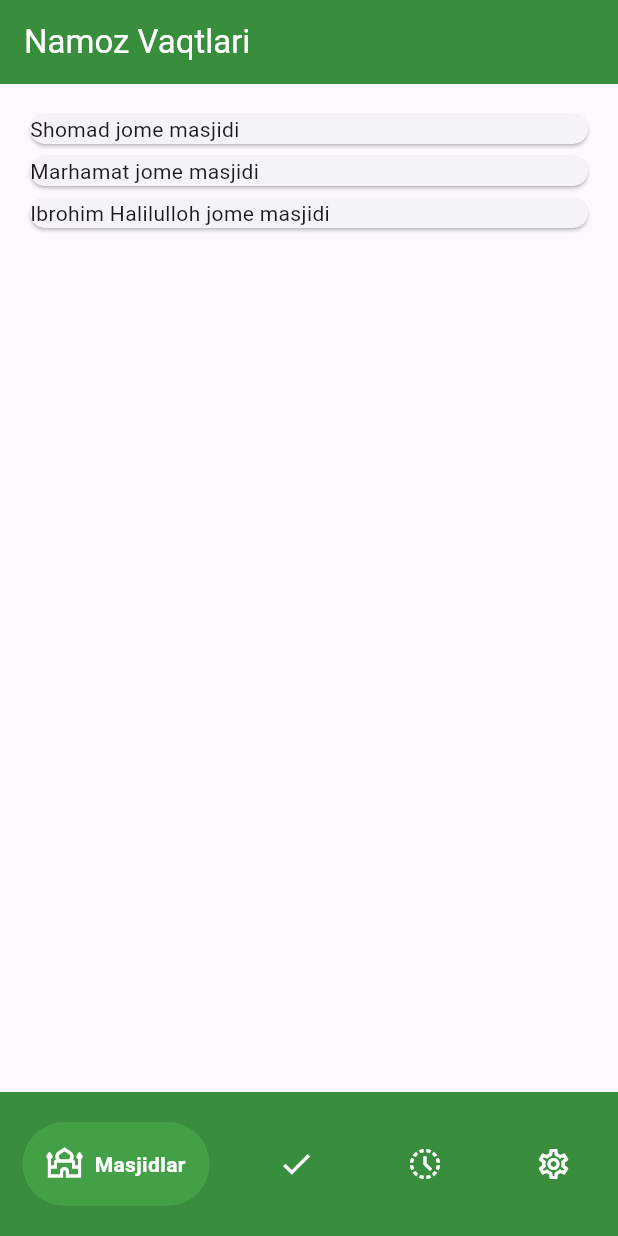
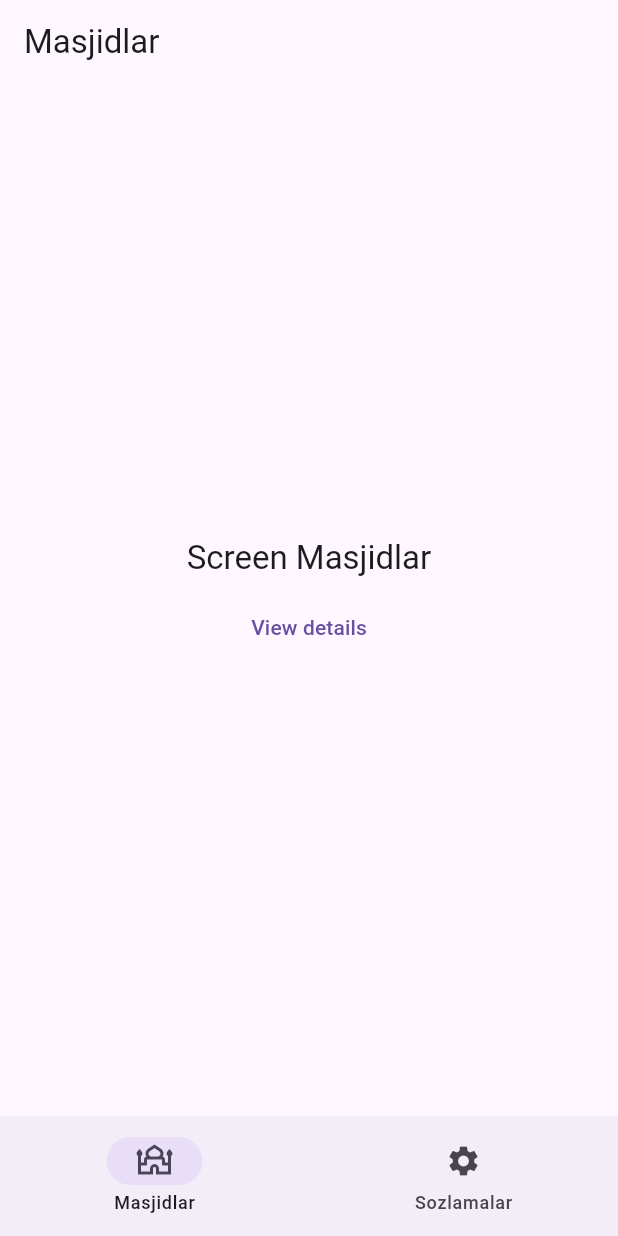
Before and after one commit to otabekinha/prayer_time_app, a Flutter app: the screen it shows after launch, on a phone screen of 412 x 824 dp. Run offline on Flutter 3.47's test engine with Material 3 defaults, Android fonts, the phone set to English and light mode, and no system bars; drawn by our look-alikes of google_nav_bar; our stand-ins replace go_router.

Commit message:
bottom navigation bar

```diff
--- a/lib/main.dart
+++ b/lib/main.dart
@@ -1,5 +1,5 @@
 import 'package:flutter/material.dart';
-import 'package:prayer_time_app/pages/home_page.dart';
+import 'package:prayer_time_app/routing/app_router.dart';
 
 void main() {
   runApp(const MyApp());
@@ -10,9 +10,9 @@ class MyApp extends StatelessWidget {
 
   @override
   Widget build(BuildContext context) {
-    return MaterialApp(
+    return MaterialApp.router(
+      routerConfig: goRouter,
       debugShowCheckedModeBanner: false,
-      home: HomePage(),
     );
   }
 }
--- a/lib/masjid_card.dart
+++ /dev/null
@@ -1,18 +0,0 @@
-import 'package:flutter/material.dart';
-
-class MasjidCard extends StatelessWidget {
-  const MasjidCard(this.masjid, {super.key});
-
-  final String masjid;
-
-  @override
-  Widget build(BuildContext context) {
-    return Card(
-      child: Row(
-        children: [
-          Text(masjid),
-        ],
-      ),
-    );
-  }
-}
--- a/lib/pages/home_page.dart
+++ /dev/null
@@ -1,72 +0,0 @@
-import 'package:flutter/material.dart';
-import 'package:google_nav_bar/google_nav_bar.dart';
-import 'package:prayer_time_app/masjid_card.dart';
-
-class HomePage extends StatefulWidget {
-  const HomePage({super.key});
-
-  @override
-  State<HomePage> createState() => _HomePageState();
-}
-
-class _HomePageState extends State<HomePage> {
-  List masjids = [
-    'Shomad jome masjidi',
-    'Marhamat jome masjidi',
-    'Ibrohim Halilulloh jome masjidi',
-  ];
-  @override
-  Widget build(BuildContext context) {
-    return Scaffold(
-      appBar: AppBar(
-        backgroundColor: Colors.green.shade700,
-        foregroundColor: Colors.white,
-        elevation: 0,
-        title: const Text('Namoz Vaqtlari'),
-      ),
-      bottomNavigationBar: Container(
-        color: Colors.green.shade700,
-        child: Padding(
-          padding: const EdgeInsets.symmetric(horizontal: 15.0, vertical: 20),
-          child: GNav(
-            backgroundColor: Colors.green.shade700,
-            color: Colors.white,
-            activeColor: Colors.white,
-            tabBackgroundColor: Colors.green.shade600,
-            gap: 8,
-            padding: const EdgeInsets.all(16),
-            tabs: const [
-              GButton(
-                icon: Icons.mosque_outlined,
-                text: 'Masjidlar',
-              ),
-              GButton(
-                icon: Icons.check,
-                text: 'Xozir',
-              ),
-              GButton(
-                icon: Icons.history_toggle_off,
-                text: 'Namoz',
-              ),
-              GButton(
-                icon: Icons.settings_outlined,
-                text: 'Sozlamalar',
-              ),
-            ],
-          ),
-        ),
-      ),
-      body: Container(
-        padding: const EdgeInsets.all(16),
-        child: ListView.builder(
-          itemCount: masjids.length,
-          itemBuilder: (_, index) {
-            return MasjidCard(
-              masjids[index],
-            );
-          },
-        ),
-      ),
-    );
-  }
-}
--- /dev/null
+++ b/lib/routing/app_router.dart
@@ -0,0 +1,63 @@
+import 'package:flutter/material.dart';
+import 'package:go_router/go_router.dart';
+import 'package:prayer_time_app/routing/scaffold_with_navigation.dart';
+import 'package:prayer_time_app/screens/details_screen.dart';
+import 'package:prayer_time_app/screens/home_screen.dart';
+
+// Private navigators
+final _rootNavigatorKey = GlobalKey<NavigatorState>();
+final _shellNavigatorAKey = GlobalKey<NavigatorState>(debugLabel: 'shellA');
+final _shellNavigatorBKey = GlobalKey<NavigatorState>(debugLabel: 'shellB');
+
+final goRouter = GoRouter(
+  initialLocation: '/a',
+  navigatorKey: _rootNavigatorKey,
+  debugLogDiagnostics: true,
+  routes: [
+    StatefulShellRoute.indexedStack(
+      builder: (context, state, navigationShell) {
+        return ScaffoldWithNestedNavigation(navigationShell: navigationShell);
+      },
+      branches: [
+        StatefulShellBranch(
+          navigatorKey: _shellNavigatorAKey,
+          routes: [
+            GoRoute(
+              path: '/a',
+              pageBuilder: (context, state) => const NoTransitionPage(
+                child:
+                    HomeScreen(label: 'Masjidlar', detailsPath: '/a/details'),
+              ),
+              routes: [
+                GoRoute(
+                  path: 'details',
+                  builder: (context, state) =>
+                      const DetailsScreen(label: 'Masjidlar'),
+                ),
+              ],
+            ),
+          ],
+        ),
+        StatefulShellBranch(
+          navigatorKey: _shellNavigatorBKey,
+          routes: [
+            GoRoute(
+              path: '/b',
+              pageBuilder: (context, state) => const NoTransitionPage(
+                child:
+                    HomeScreen(label: 'Sozlamalar', detailsPath: '/b/details'),
+              ),
+              routes: [
+                GoRoute(
+                  path: 'details',
+                  builder: (context, state) =>
+                      const DetailsScreen(label: 'Sozlamalar'),
+                ),
+              ],
+            ),
+          ],
+        ),
+      ],
+    ),
+  ],
+);
--- /dev/null
+++ b/lib/routing/scaffold_with_navigation.dart
@@ -0,0 +1,108 @@
+import 'package:flutter/material.dart';
+import 'package:go_router/go_router.dart';
+
+class ScaffoldWithNestedNavigation extends StatelessWidget {
+  const ScaffoldWithNestedNavigation({
+    Key? key,
+    required this.navigationShell,
+  }) : super(
+            key: key ?? const ValueKey<String>('ScaffoldWithNestedNavigation'));
+
+  final StatefulNavigationShell navigationShell;
+
+  void _goBranch(int index) {
+    navigationShell.goBranch(
+      index,
+      initialLocation: index == navigationShell.currentIndex,
+    );
+  }
+
+  @override
+  Widget build(BuildContext context) {
+    return LayoutBuilder(builder: (context, constraints) {
+      if (constraints.maxWidth < 450) {
+        return ScaffoldWithNavigationBar(
+          body: navigationShell,
+          selectedIndex: navigationShell.currentIndex,
+          onDestinationSelected: _goBranch,
+        );
+      } else {
+        return ScaffoldWithNavigationRail(
+          body: navigationShell,
+          selectedIndex: navigationShell.currentIndex,
+          onDestinationSelected: _goBranch,
+        );
+      }
+    });
+  }
+}
+
+class ScaffoldWithNavigationBar extends StatelessWidget {
+  const ScaffoldWithNavigationBar({
+    super.key,
+    required this.body,
+    required this.selectedIndex,
+    required this.onDestinationSelected,
+  });
+
+  final Widget body;
+  final int selectedIndex;
+  final ValueChanged<int> onDestinationSelected;
+
+  @override
+  Widget build(BuildContext context) {
+    return Scaffold(
+      body: body,
+      bottomNavigationBar: NavigationBar(
+        selectedIndex: selectedIndex,
+        destinations: const [
+          NavigationDestination(
+              label: 'Masjidlar', icon: Icon(Icons.mosque_outlined)),
+          NavigationDestination(
+              label: 'Sozlamalar', icon: Icon(Icons.settings)),
+        ],
+        onDestinationSelected: onDestinationSelected,
+      ),
+    );
+  }
+}
+
+class ScaffoldWithNavigationRail extends StatelessWidget {
+  const ScaffoldWithNavigationRail({
+    super.key,
+    required this.body,
+    required this.selectedIndex,
+    required this.onDestinationSelected,
+  });
+
+  final Widget body;
+  final int selectedIndex;
+  final ValueChanged<int> onDestinationSelected;
+
+  @override
+  Widget build(BuildContext context) {
+    return Scaffold(
+      body: Row(
+        children: [
+          NavigationRail(
+            selectedIndex: selectedIndex,
+            onDestinationSelected: onDestinationSelected,
+            labelType: NavigationRailLabelType.all,
+            destinations: const <NavigationRailDestination>[
+              NavigationRailDestination(
+                label: Text('Masjidlar'),
+                icon: Icon(Icons.home),
+              ),
+              NavigationRailDestination(
+                label: Text('Sozlamalar'),
+                icon: Icon(Icons.settings),
+              ),
+            ],
+          ),
+          const VerticalDivider(thickness: 1, width: 1),
+          Expanded(child: body),
+        ],
+      ),
+    );
+  }
+}
--- /dev/null
+++ b/lib/screens/home_screen.dart
@@ -0,0 +1,32 @@
+import 'package:flutter/material.dart';
+import 'package:go_router/go_router.dart';
+
+class HomeScreen extends StatelessWidget {
+  const HomeScreen({required this.label, required this.detailsPath, super.key});
+
+  final String label;
+  final String detailsPath;
+
+  @override
+  Widget build(BuildContext context) {
+    return Scaffold(
+      appBar: AppBar(
+        title: Text(label),
+      ),
+      body: Center(
+        child: Column(
+          mainAxisSize: MainAxisSize.min,
+          children: <Widget>[
+            Text('Screen $label',
+                style: Theme.of(context).textTheme.titleLarge),
+            const Padding(padding: EdgeInsets.all(4)),
+            TextButton(
+              onPressed: () => context.go(detailsPath),
+              child: const Text('View details'),
+            ),
+          ],
+        ),
+      ),
+    );
+  }
+}
--- a/pubspec.yaml
+++ b/pubspec.yaml
@@ -36,6 +36,8 @@ dependencies:
   # Use with the CupertinoIcons class for iOS style icons.
   cupertino_icons: ^1.0.6
   google_nav_bar: ^5.0.6
+  provider: ^6.1.2
+  go_router: ^14.2.3
 
 dev_dependencies:
   flutter_test:
@@ -60,8 +62,8 @@ flutter:
   uses-material-design: true
 
   # To add assets to your application, add an assets section, like this:
-  assets:
-    - assets/images/background.jpg
+  # assets:
+  #   - assets/images/background.jpg
 
   # An image asset can refer to one or more resolution-specific "variants", see
   # https://flutter.dev/assets-and-images/#resolution-aware
```
Also changed, not shown: lib/screens/details_screen.dart (added, +44 -0 lines), assets/images/background.jpg (deleted), pubspec.lock.
